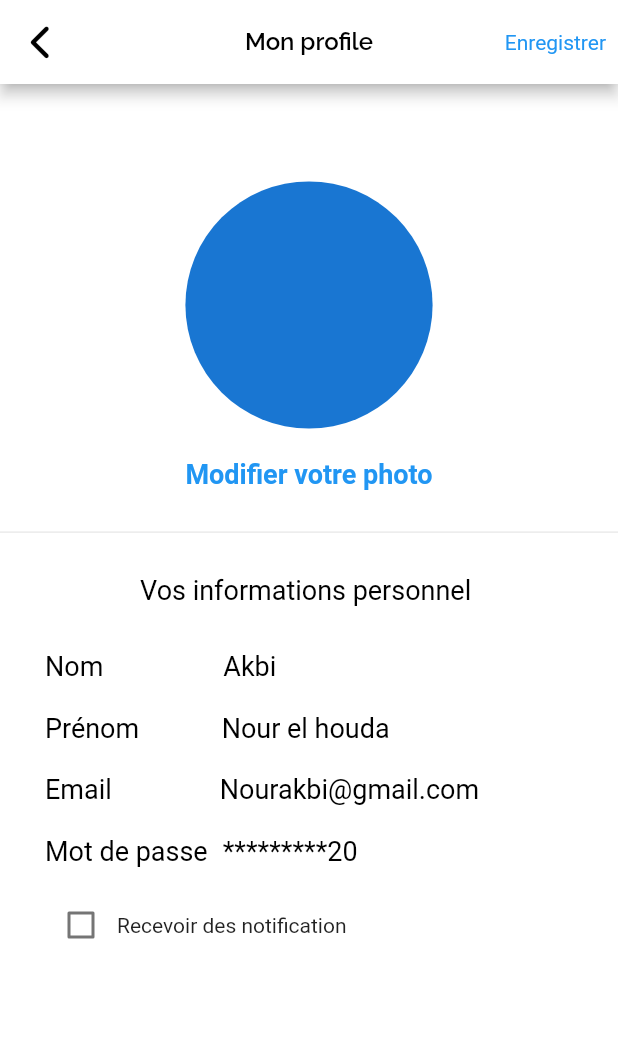
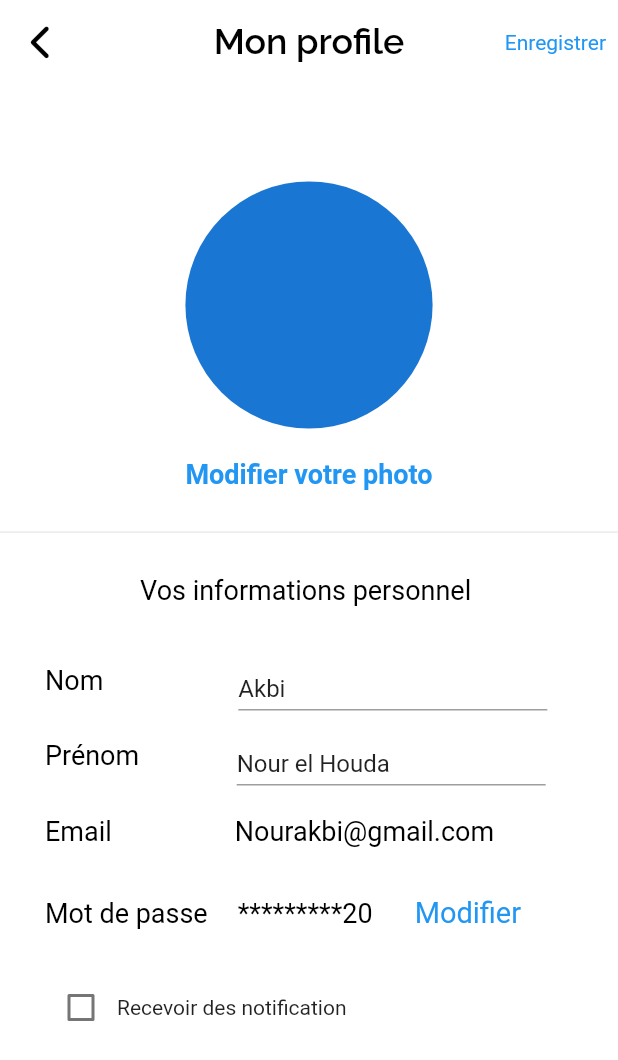
Before and after one commit to mochelbeb/Route-Dz, a Flutter app: the screen it shows after launch, on a phone screen of 412 x 824 dp. Shown: the top 1060 px of the screen. Run offline on Flutter 3.47's test engine with Material 2 defaults, Android fonts, the phone set to English and light mode, and no system bars; our stand-ins replace easy_debounce, easy_splash_screen, font_awesome_flutter, gap, get, line_icons and 3 more; missing offline and left inert: mapbox_gl.

Commit message:
Profile Page

```diff
--- a/lib/views/profile.dart
+++ b/lib/views/profile.dart
@@ -1,3 +1,5 @@
+import 'package:responsive_sizer/responsive_sizer.dart';
+
 import '../utils/packs.dart';
 
 class MyProfilePage extends StatefulWidget {
@@ -8,9 +10,17 @@ class MyProfilePage extends StatefulWidget {
 
 class MyProfilePageState extends State<MyProfilePage> {
     late bool _isChecked;
+    late TextEditingController _nameController;
+    late TextEditingController _surnameController;
+
      @override
      void initState() {
       super.initState();
+      _nameController = TextEditingController();
+      _surnameController = TextEditingController();
+      _nameController.text = "Akbi";
+      _surnameController.text = "Nour el Houda";
+
       _isChecked = false;
       }
       @override
@@ -21,9 +31,9 @@ class MyProfilePageState extends State<MyProfilePage> {
           backgroundColor: Colors.white,
           appBar: AppBar(
             backgroundColor: Colors.white,
-            //elevation: 5,
+            elevation: 0.0,
             leading: IconButton(icon: FaIcon(FontAwesomeIcons.chevronLeft,color: Colors.black,),onPressed: (){Get.back();},),
-            title: Text("Mon profile" , style: TextStyle(fontFamily: "Raleway",fontSize: 16,color: Colors.black,fontWeight: FontWeight.w600),),
+            title: Text("Mon profile" , style: TextStyle(fontFamily: "Raleway",fontSize: 20.sp,color: Colors.black,fontWeight: FontWeight.w600),),
             centerTitle: true,
             actions: [
               TextButton(
@@ -71,9 +81,35 @@ class MyProfilePageState extends State<MyProfilePage> {
 
                             Row(
                               children:  [
-                                const Text("Nom",style: TextStyle(color: Colors.black,fontSize: 18.0,),),
-                                const SizedBox(width: 80,),
-                                const Text("Akbi",style: TextStyle(color: Colors.black,fontSize: 18.0,),),
+                                 Text("Nom",style: TextStyle(color: Colors.black,fontSize: 18.0,),),
+                                 SizedBox(width: 90,),
+                                 //Text("Akbi",style: TextStyle(color: Colors.black,fontSize: 18.0,),),
+                                 SizedBox(
+                                  height: 40,
+                                  width: MediaQuery.of(context).size.width /2,
+                                   child: TextField(
+                                    controller: _nameController,
+
+                                   ),
+                                 )
+                              ],
+                            ),
+
+                            const Gap(10),
+
+                            Row(
+                              children: [
+                                 Text("Prénom",style: TextStyle(color: Colors.black,fontSize: 18.0,),),
+                                 SizedBox(width: 65,),
+                                 //Text("Nour el houda",style: TextStyle(color: Colors.black,fontSize: 18.0,),),
+                                SizedBox(
+                                  height: 40,
+                                  width: MediaQuery.of(context).size.width /2,
+                                   child: TextField(
+                                    controller: _surnameController,
+
+                                   ),
+                                 )
                               ],
                             ),
 
@@ -81,9 +117,9 @@ class MyProfilePageState extends State<MyProfilePage> {
 
                             Row(
                               children: [
-                                const Text("Prénom",style: TextStyle(color: Colors.black,fontSize: 18.0,),),
-                                const SizedBox(width: 55,),
-                                const Text("Nour el houda",style: TextStyle(color: Colors.black,fontSize: 18.0,),),
+                                 Text("Email",style: TextStyle(color: Colors.black,fontSize: 18.0,),),
+                                 SizedBox(width: 82,),
+                                 Text("Nourakbi@gmail.com",style: TextStyle(color: Colors.black,fontSize: 18.0,),),
                               ],
                             ),
 
@@ -91,19 +127,11 @@ class MyProfilePageState extends State<MyProfilePage> {
 
                             Row(
                               children: [
-                                const Text("Email",style: TextStyle(color: Colors.black,fontSize: 18.0,),),
-                                const SizedBox(width: 72,),
-                                const Text("Nourakbi@gmail.com",style: TextStyle(color: Colors.black,fontSize: 18.0,),),
-                              ],
-                            ),
-
-                            const Gap(20),
-
-                            Row(
-                              children: [
-                                const Text("Mot de passe",style: TextStyle(color: Colors.black,fontSize: 18.0,),),
-                                const SizedBox(width: 10,),
-                                const Text("*********20",style: TextStyle(color: Colors.black,fontSize: 18.0,),),
+                                 Text("Mot de passe",style: TextStyle(color: Colors.black,fontSize: 18.0,),),
+                                 SizedBox(width: 20,),
+                                 Text("*********20",style: TextStyle(color: Colors.black,fontSize: 18.0,),),
+                                 SizedBox(width: 20,),
+                                 TextButton(onPressed: (){}, child: Text("Modifier",style: TextStyle(fontSize: 18.sp),)),
                               ],
                             ),
 
```
